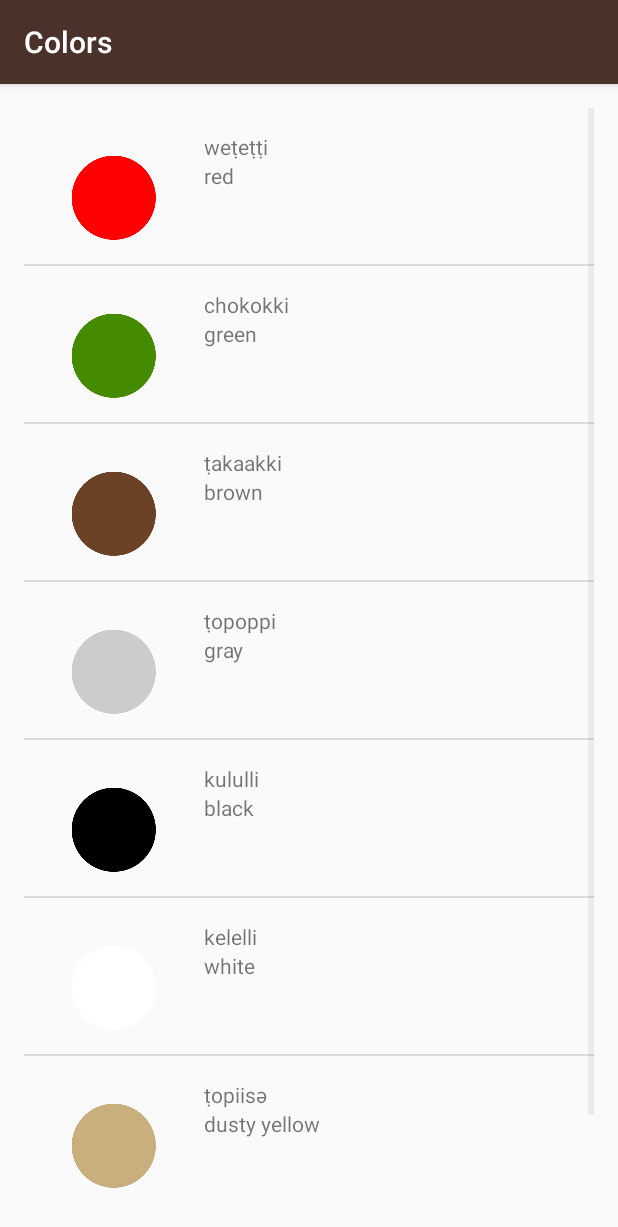
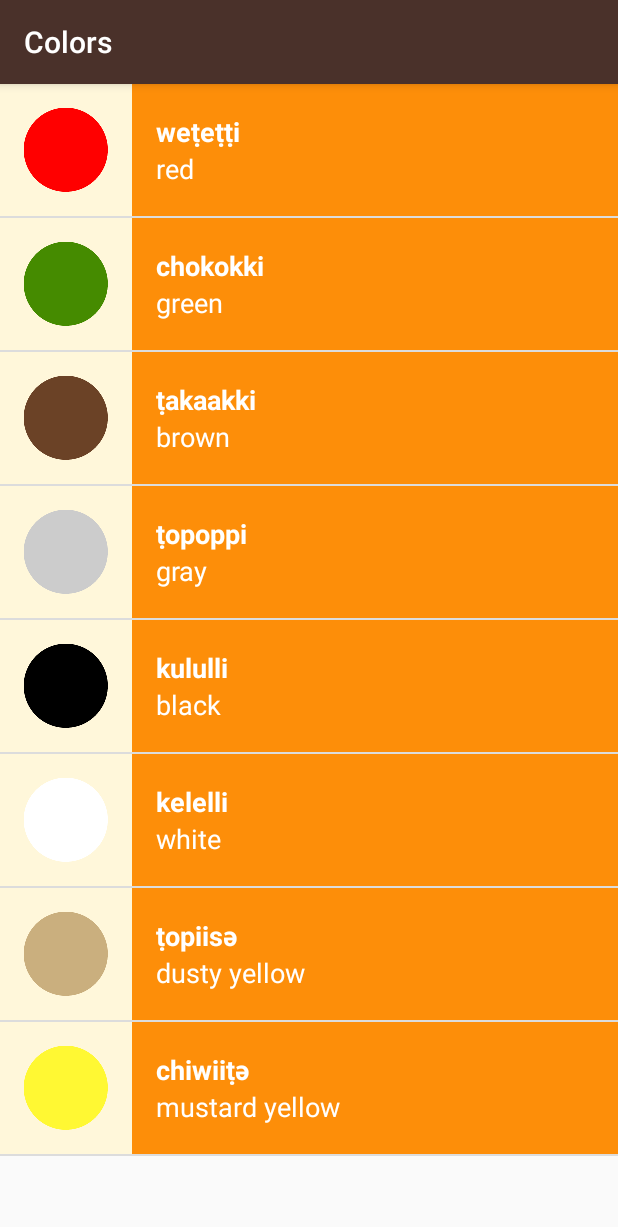
Before and after one commit to Mf4z/Miwok, an Android app: the ColorsActivity screen opened directly, with no data from a screen before it, on a phone screen of 412 x 824 dp. Shown: the top 1227 px of the screen. Run offline under Robolectric (Android 15) with nearby library versions, the phone set to English and light mode, and no system bars.

Commit message:
Add visual polish on categories

```diff
--- a/app/src/main/res/layout/list_item.xml
+++ b/app/src/main/res/layout/list_item.xml
@@ -2,34 +2,44 @@
 <LinearLayout xmlns:android="http://schemas.android.com/apk/res/android"
     xmlns:tools="http://schemas.android.com/tools"
     android:layout_width="match_parent"
-    android:layout_height="match_parent"
-    android:orientation="horizontal"
-    android:paddingTop="16dp"
-    android:paddingLeft="16dp">
+    android:layout_height="wrap_content"
+    android:background="@color/tan_background"
+    android:minHeight="@dimen/list_item_height"
+    android:orientation="horizontal">
 
 
     <ImageView
         android:id="@+id/image"
-        android:layout_width="wrap_content"
-        android:layout_height="wrap_content"
-        android:src="@mipmap/ic_launcher"/>
+        android:layout_width="@dimen/list_item_height"
+        android:layout_height="@dimen/list_item_height" />
 
     <LinearLayout
-        android:layout_width="wrap_content"
-        android:layout_height="wrap_content"
+        android:layout_width="match_parent"
+        android:layout_height="match_parent"
+        android:background="@color/category_numbers"
         android:orientation="vertical"
         android:paddingLeft="16dp">
 
         <TextView
             android:id="@+id/miwok_text_view"
-        android:layout_width="wrap_content"
-        android:layout_height="wrap_content"
+            android:layout_width="match_parent"
+            android:layout_height="0dp"
+            android:layout_weight="1"
+            android:gravity="bottom"
+            android:textAppearance="@style/TextAppearance.AppCompat.Medium"
+            android:textColor="@android:color/white"
+            android:textStyle="bold"
             tools:text="lutti" />
 
         <TextView
+
             android:id="@+id/default_text_view"
-        android:layout_width="wrap_content"
-        android:layout_height="wrap_content"
+            android:layout_width="match_parent"
+            android:layout_height="0dp"
+            android:layout_weight="1"
+            android:gravity="top"
+            android:textAppearance="@style/TextAppearance.AppCompat.Medium"
+            android:textColor="@android:color/white"
             tools:text="one" />
     </LinearLayout>
 </LinearLayout>
--- a/app/src/main/res/layout/word_list.xml
+++ b/app/src/main/res/layout/word_list.xml
@@ -5,8 +5,4 @@
     android:orientation="vertical"
     android:layout_width="match_parent"
     android:layout_height="match_parent"
-    android:paddingBottom="@dimen/activity_vertical_margin"
-    android:paddingLeft="@dimen/activity_horizontal_margin"
-    android:paddingRight="@dimen/activity_horizontal_margin"
-    android:paddingTop="@dimen/activity_vertical_margin"
     />
```
Lines whose indentation alone changed are shown as unchanged.
